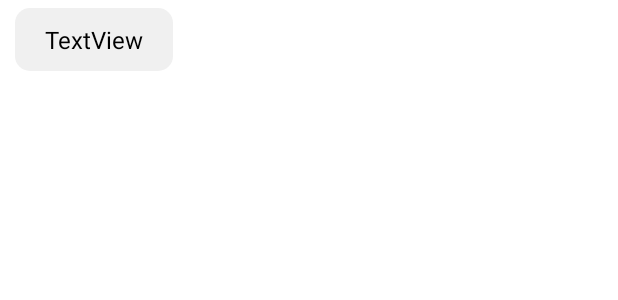
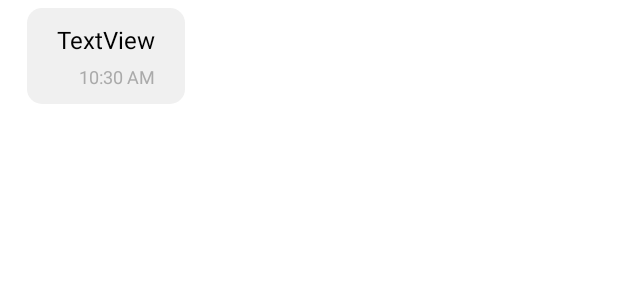
Before and after one commit to jnvshubham7/ChatsApp, an Android app: the layout item_receive.xml on its own in the app's theme, with its tools: preview values and no code run, on a phone screen of 412 x 824 dp. Shown: the top 300 px of the screen. Run offline under Robolectric (Android 15) with nearby library versions, the phone set to English and light mode, and no system bars; Roboto replaces fonts that are not available here.

Commit message:
message with time complete

```diff
--- a/app/src/main/java/com/example/chatsapp/Activities/Chat_Activity.java
+++ b/app/src/main/java/com/example/chatsapp/Activities/Chat_Activity.java
@@ -224,6 +224,7 @@ public class Chat_Activity extends AppCompatActivity {
         }
     }
 
+
     private void setupCameraButton() {
         binding.camera.setOnClickListener(v -> {
             Intent intent = new Intent(Intent.ACTION_GET_CONTENT);
--- a/app/src/main/res/layout/item_receive.xml
+++ b/app/src/main/res/layout/item_receive.xml
@@ -3,20 +3,20 @@
     xmlns:android="http://schemas.android.com/apk/res/android"
     xmlns:app="http://schemas.android.com/apk/res-auto"
     xmlns:tools="http://schemas.android.com/tools"
-    android:layout_width="match_parent"
+    android:layout_width="wrap_content"
     android:layout_height="wrap_content"
     android:layout_marginStart="10dp"
     android:layout_marginTop="5dp"
     android:layout_marginEnd="50dp">
 
-    <LinearLayout
-        android:id="@+id/linearLayout2"
+    <androidx.constraintlayout.widget.ConstraintLayout
+        android:id="@+id/messageContainer"
         android:layout_width="wrap_content"
         android:layout_height="wrap_content"
         android:background="@drawable/receive_message_background"
-        android:orientation="vertical"
         app:layout_constraintStart_toStartOf="parent"
-        app:layout_constraintTop_toTopOf="parent">
+        app:layout_constraintTop_toTopOf="parent"
+        app:layout_constraintEnd_toEndOf="parent">
 
         <ImageView
             android:id="@+id/image"
@@ -25,6 +25,8 @@
             android:layout_margin="5dp"
             android:scaleType="centerCrop"
             android:visibility="gone"
+            app:layout_constraintTop_toTopOf="parent"
+            app:layout_constraintStart_toStartOf="parent"
             app:srcCompat="@drawable/avatar" />
 
         <TextView
@@ -37,17 +39,35 @@
             android:paddingBottom="5dp"
             android:text="TextView"
             android:textColor="@color/receive_message_text"
-            android:textSize="16sp" />
-    </LinearLayout>
+            android:textSize="16sp"
+            app:layout_constraintTop_toBottomOf="@id/image"
+            app:layout_constraintStart_toStartOf="parent"
+            app:layout_constraintEnd_toEndOf="parent" />
+
+        <TextView
+            android:id="@+id/timestamp"
+            android:layout_width="wrap_content"
+            android:layout_height="wrap_content"
+            android:layout_marginEnd="10dp"
+            android:paddingBottom="5dp"
+            android:text="10:30 AM"
+            android:textColor="@android:color/darker_gray"
+            android:textSize="12sp"
+            app:layout_constraintTop_toBottomOf="@id/message"
+            app:layout_constraintEnd_toEndOf="parent"
+            app:layout_constraintBottom_toBottomOf="parent" />
+
+    </androidx.constraintlayout.widget.ConstraintLayout>
 
     <ImageView
         android:id="@+id/feeling"
         android:layout_width="16dp"
         android:layout_height="16dp"
         android:visibility="invisible"
-        app:layout_constraintBottom_toBottomOf="@+id/linearLayout2"
-        app:layout_constraintEnd_toEndOf="@+id/linearLayout2"
-        app:layout_constraintStart_toEndOf="@+id/linearLayout2"
-        app:layout_constraintTop_toTopOf="@+id/linearLayout2"
+        app:layout_constraintBottom_toBottomOf="@id/messageContainer"
+        app:layout_constraintEnd_toEndOf="@id/messageContainer"
+        app:layout_constraintStart_toEndOf="@id/messageContainer"
+        app:layout_constraintTop_toTopOf="@id/messageContainer"
         app:srcCompat="@drawable/ic_fb_love" />
+
 </androidx.constraintlayout.widget.ConstraintLayout>
```
Also changed, not shown: app/src/main/java/com/example/chatsapp/Adapters/Messages_Adapter.java (+39 -65 lines), app/src/main/res/drawable/ic_check.xml (added, +9 -0 lines), app/src/main/res/drawable/ic_double_check.xml (added, +12 -0 lines), app/src/main/res/drawable/ic_double_check_blue.xml (added, +12 -0 lines), app/src/main/res/layout/item_sent.xml (+25 -4 lines), app/src/main/res/menu/chat_menu.xml (+13 -13 lines).
